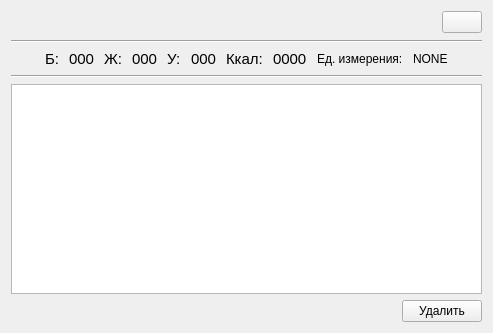
Above: project/forms/Product_info.ui from Galoev/nutritionist-helper before the change. Below: the same form after it.
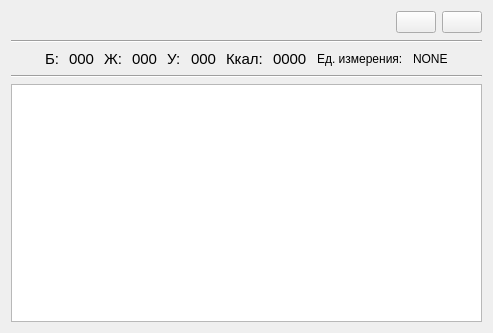
That is the form after the change. Icons and pictures are not drawn.

Patch:
```diff
--- a/project/forms/Product_info.ui
+++ b/project/forms/Product_info.ui
@@ -50,6 +50,14 @@
        </property>
       </widget>
      </item>
+     <item>
+      <widget class="QPushButton" name="pushButton_delete">
+       <property name="icon">
+        <iconset resource="../rec.qrc">
+         <normaloff>:/resources/deelete_icon.png</normaloff>:/resources/deelete_icon.png</iconset>
+       </property>
+      </widget>
+     </item>
     </layout>
    </item>
    <item>
@@ -232,30 +240,6 @@
    <item>
     <widget class="QTextBrowser" name="textBrowser_description"/>
    </item>
-   <item>
-    <layout class="QHBoxLayout" name="horizontalLayout_7">
-     <item>
-      <spacer name="horizontalSpacer_4">
-       <property name="orientation">
-        <enum>Qt::Horizontal</enum>
-       </property>
-       <property name="sizeHint" stdset="0">
-        <size>
-         <width>40</width>
-         <height>20</height>
-        </size>
-       </property>
-      </spacer>
-     </item>
-     <item>
-      <widget class="QPushButton" name="pushButton_delete">
-       <property name="text">
-        <string>Удалить</string>
-       </property>
-      </widget>
-     </item>
-    </layout>
-   </item>
   </layout>
  </widget>
  <resources>
```
